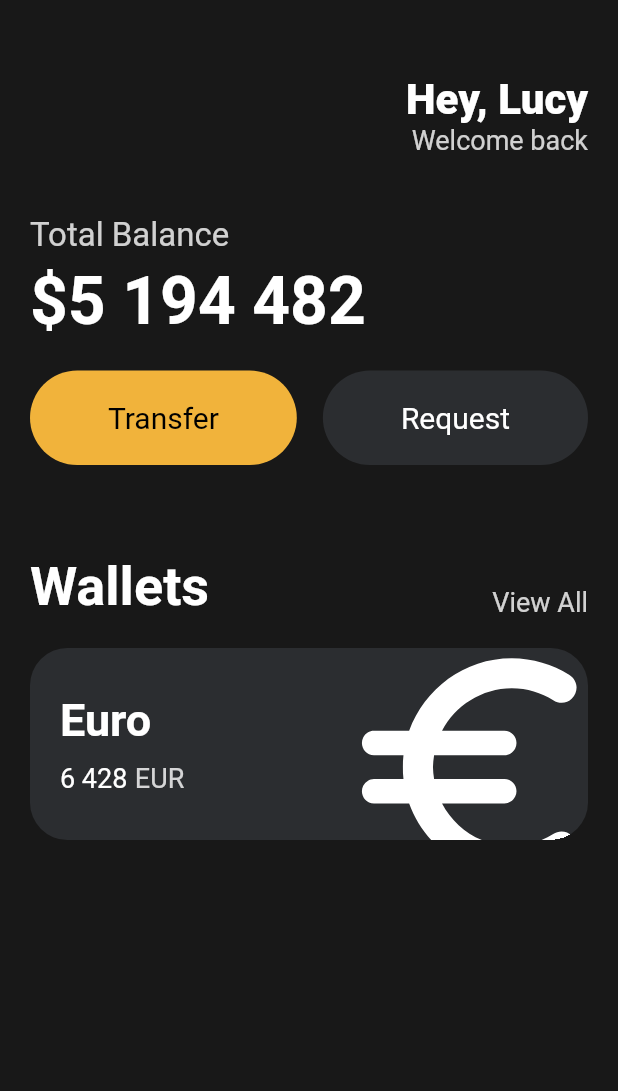
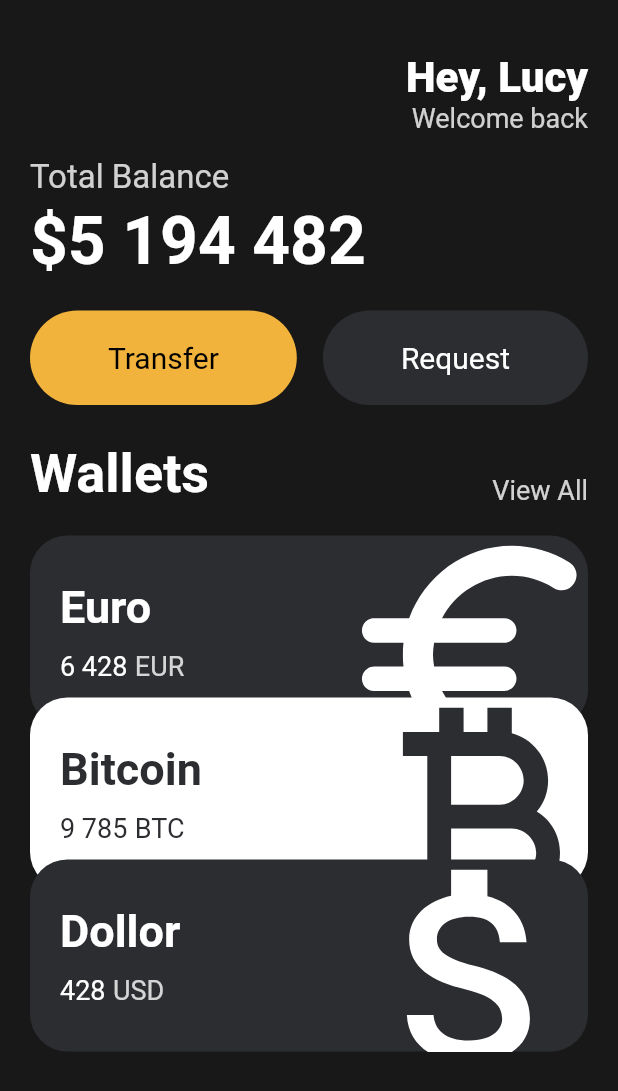
Before and after one commit to bingba2022/flutter_course, a Flutter app: the screen it shows after launch, on a phone screen of 412 x 824 dp. Shown: the top 1091 px of the screen. Run offline on Flutter 3.47's test engine with Material 2 defaults, Android fonts, the phone set to English and light mode, and no system bars.

Commit message:
Added other cards and positioned

```diff
--- a/lib/main.dart
+++ b/lib/main.dart
@@ -1,5 +1,6 @@
 import 'package:flutter/material.dart';
 import 'package:toonflix/widgets/button.dart';
+import 'package:toonflix/widgets/currency_card.dart';
 
 void main() {
   runApp(App());
@@ -14,14 +15,15 @@ class App extends StatelessWidget {
     return MaterialApp(
       home: Scaffold(
         backgroundColor: const Color(0xFF181818),
-        body: Padding(
+        body: SingleChildScrollView(
+          child: Padding(
             padding: const EdgeInsets.symmetric(horizontal: 20),
             child: Column(
               crossAxisAlignment: CrossAxisAlignment.start,
               children: [
                 const SizedBox(
                   // HeyLucy - Total Balance
-                height: 50,
+                  height: 35,
                 ),
                 Row(
                   mainAxisAlignment: MainAxisAlignment.end,
@@ -50,7 +52,7 @@ class App extends StatelessWidget {
                 ),
                 const SizedBox(
                   // Total Balance - Transfer
-                height: 40,
+                  height: 16,
                 ),
                 Text(
                   "Total Balance",
@@ -60,7 +62,7 @@ class App extends StatelessWidget {
                   ),
                 ),
                 const SizedBox(
-                height: 5,
+                  height: 4,
                 ),
                 const Text(
                   "\$5 194 482",
@@ -87,7 +89,7 @@ class App extends StatelessWidget {
                   ],
                 ),
                 const SizedBox(
-                height: 60,
+                  height: 25,
                 ),
                 Row(
                   crossAxisAlignment: CrossAxisAlignment.end,
@@ -113,70 +115,39 @@ class App extends StatelessWidget {
                 const SizedBox(
                   height: 20,
                 ),
-              Container(
-                clipBehavior: Clip.hardEdge,
-                decoration: BoxDecoration(
-                  color: const Color.fromARGB(255, 43, 45, 48),
-                  borderRadius: BorderRadius.circular(25),
+                // Euro
+                const currencyCard(
+                  name: 'Euro',
+                  code: "EUR",
+                  amount: '6 428',
+                  icon: Icons.euro_rounded,
+                  isInverted: false,
                 ),
-                child: Padding(
-                  padding: const EdgeInsets.all(20),
-                  child: Row(
-                    mainAxisAlignment: MainAxisAlignment.spaceBetween,
-                    children: [
-                      Column(
-                        crossAxisAlignment: CrossAxisAlignment.start,
-                        children: [
-                          const Text(
-                            'Euro',
-                            style: TextStyle(
-                              color: Colors.white,
-                              fontSize: 30,
-                              fontWeight: FontWeight.w600,
+                // Bitcoin
+                Transform.translate(
+                  offset: const Offset(0, -20),
+                  child: const currencyCard(
+                    name: 'Bitcoin',
+                    code: "BTC",
+                    amount: '9 785',
+                    icon: Icons.currency_bitcoin,
+                    isInverted: true,
                   ),
                 ),
-                          const SizedBox(height: 11),
-                          Row(
-                            children: [
-                              const Text(
-                                '6 428',
-                                style: TextStyle(
-                                  color: Colors.white,
-                                  fontSize: 18,
-                                ),
-                              ),
-                              const SizedBox(
-                                width: 5,
-                              ),
-                              Text(
-                                'EUR',
-                                style: TextStyle(
-                                  color: Colors.white.withOpacity(0.8),
-                                  fontSize: 18,
-                                ),
-                              ),
-                            ],
-                          ),
-                        ],
-                      ),
-                      Transform.scale(
-                        scale: 2.2,
-                        child: Transform.translate(
-                          offset: const Offset(-5, 7),
-                          child: const Icon(
-                            Icons.euro_rounded,
-                            color: Colors.white,
-                            size: 88,
-                          ),
+                Transform.translate(
+                  offset: const Offset(0, -40),
+                  child: const currencyCard(
+                    name: 'Dollor',
+                    code: "USD",
+                    amount: '428',
+                    icon: Icons.attach_money_outlined,
+                    isInverted: false,
                   ),
                 ),
               ],
             ),
           ),
         ),
-            ],
-          ),
-        ),
       ),
     );
   }
--- /dev/null
+++ b/lib/widgets/currency_card.dart
@@ -0,0 +1,84 @@
+import 'package:flutter/material.dart';
+
+class currencyCard extends StatelessWidget {
+  final String name, code, amount;
+  final IconData icon;
+  final bool isInverted;
+  final _blackColor = const Color.fromARGB(255, 43, 45, 48);
+
+  const currencyCard({
+    super.key,
+    required this.name,
+    required this.code,
+    required this.amount,
+    required this.icon,
+    required this.isInverted,
+  });
+
+  @override
+  Widget build(BuildContext context) {
+    return Container(
+      clipBehavior: Clip.hardEdge,
+      decoration: BoxDecoration(
+        color: isInverted ? Colors.white : _blackColor,
+        borderRadius: BorderRadius.circular(25),
+      ),
+      child: Padding(
+        padding: const EdgeInsets.all(20),
+        child: Row(
+          mainAxisAlignment: MainAxisAlignment.spaceBetween,
+          children: [
+            Column(
+              crossAxisAlignment: CrossAxisAlignment.start,
+              children: [
+                Text(
+                  name,
+                  style: TextStyle(
+                    color: isInverted ? _blackColor : Colors.white,
+                    fontSize: 30,
+                    fontWeight: FontWeight.w600,
+                  ),
+                ),
+                const SizedBox(height: 11),
+                Row(
+                  children: [
+                    Text(
+                      amount,
+                      style: TextStyle(
+                        color: isInverted ? _blackColor : Colors.white,
+                        fontSize: 18,
+                      ),
+                    ),
+                    const SizedBox(
+                      width: 5,
+                    ),
+                    Text(
+                      code,
+                      style: TextStyle(
+                        color: isInverted
+                            ? _blackColor
+                            : Colors.white.withOpacity(0.8),
+                        fontSize: 18,
+                      ),
+                    ),
+                  ],
+                ),
+              ],
+            ),
+            Transform.scale(
+              scale: 2.2,
+              child: Transform.translate(
+                offset: const Offset(-5, 7),
+                child: Icon(
+                  icon,
+                  color: isInverted ? _blackColor : Colors.white,
+                  size: 88,
+                ),
+              ),
+            ),
+          ],
+        ),
+      ),
+    );
+  }
+}
```
Lines whose indentation alone changed are shown as unchanged.
